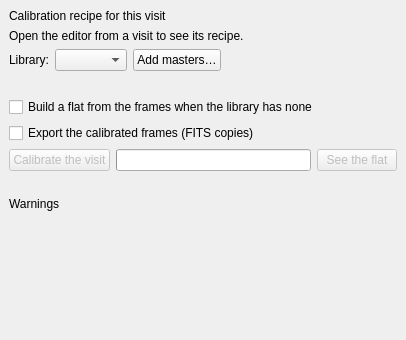
irydeo/nightscribe, file nightscribe/gui/ui/ufe_calibration_tab.ui: the form before one commit.
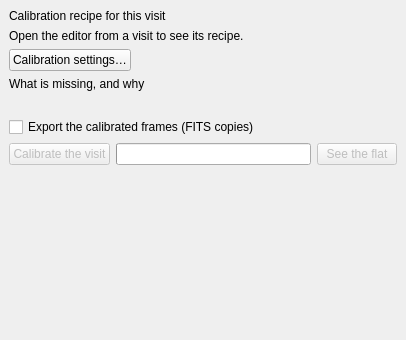
The form after the commit.

Commit message: refactor(calibration): the library is classified, and it has one home

```diff
--- a/nightscribe/gui/ui/ufe_calibration_tab.ui
+++ b/nightscribe/gui/ui/ufe_calibration_tab.ui
@@ -32,27 +32,15 @@
    <item>
     <layout class="QHBoxLayout" name="row_masters">
      <item>
-      <widget class="QLabel" name="lbl_master_add">
-       <property name="text"><string>Library:</string></property>
-      </widget>
-     </item>
-     <item>
-      <widget class="QComboBox" name="cmb_master_kind">
+      <widget class="QPushButton" name="btn_settings">
+       <property name="text"><string>Calibration settings…</string></property>
        <property name="toolTip">
         <string>What the files you are about to index ARE: a bias (no exposure of its own), a dark (the light's exposure), a dark of the flats (the flat's exposure) or a flat (per filter, normalised). The kind decides the arithmetic, so it is asked here and not guessed</string>
        </property>
       </widget>
      </item>
      <item>
-      <widget class="QPushButton" name="btn_master_add">
-       <property name="text"><string>Add masters…</string></property>
-       <property name="toolTip">
-        <string>Index one or more FITS as masters of the kind above: the files are indexed, never copied or moved, and what makes them valid (camera, gain, temperature, exposure, filter) is read from their own headers. A flat does not have to share the lights' gain: a flat is normalised, so its shape does not depend on it</string>
-       </property>
-      </widget>
-     </item>
-     <item>
-      <spacer name="hsp_masters">
+      <spacer name="hsp_links">
        <property name="orientation"><enum>Qt::Horizontal</enum></property>
        <property name="sizeHint" stdset="0"><size><width>40</width><height>20</height></size></property>
       </spacer>
@@ -60,17 +48,18 @@
     </layout>
    </item>
    <item>
-    <widget class="QLabel" name="lbl_master_status">
-     <property name="text"><string/></property>
-     <property name="wordWrap"><bool>true</bool></property>
+    <widget class="QLabel" name="lbl_warnings_title">
+     <property name="text"><string>What is missing, and why</string></property>
     </widget>
    </item>
    <item>
-    <widget class="QCheckBox" name="chk_pseudo_flat">
-     <property name="text"><string>Build a flat from the frames when the library has none</string></property>
+    <widget class="QLabel" name="lbl_warnings">
+     <property name="text"><string/></property>
      <property name="toolTip">
       <string>A pseudo-flat: the train's dust and the sensor's vignetting are fixed on the frame and survive a low percentile over the frames, while the stars move and do not. Where they do NOT move (a static field) the app MASKS them, drops the masked pixels and interpolates the flat there, so no star can end up in it; a hot pixel is left in on purpose, so the division removes it. It is smoothed and normalised, and it is used ONLY for the filters the library has no flat for (a real flat always wins). It is built from the frames with the SAME dark/bias removed as the light: without one the pedestal compresses its shape and it corrects only part of the vignetting, and the app says so. This is the calibration's own policy and this tab is its single home: every pipeline that applies the calibration reads this same switch, the stack included</string>
      </property>
+     <property name="wordWrap"><bool>true</bool></property>
+     <property name="alignment"><set>Qt::AlignLeft|Qt::AlignTop</set></property>
     </widget>
    </item>
    <item>
@@ -115,21 +104,6 @@
      <property name="wordWrap"><bool>true</bool></property>
     </widget>
    </item>
-   <item>
-    <widget class="QLabel" name="lbl_warnings_title">
-     <property name="text"><string>Warnings</string></property>
-    </widget>
-   </item>
-   <item>
-    <widget class="QLabel" name="lbl_warnings">
-     <property name="text"><string/></property>
-     <property name="toolTip">
-      <string>What the recipe could not do and what stays in the frames: no dark, no bias, no flat for the filter, or a master out of tolerance</string>
-     </property>
-     <property name="wordWrap"><bool>true</bool></property>
-     <property name="alignment"><set>Qt::AlignLeft|Qt::AlignTop</set></property>
-    </widget>
-   </item>
    <item>
     <spacer name="vspacer_calibration">
      <property name="orientation"><enum>Qt::Vertical</enum></property>
```
Left out of the diff: 6 changed lines with no effect on the pictures. The commit also changes 13 other files.
